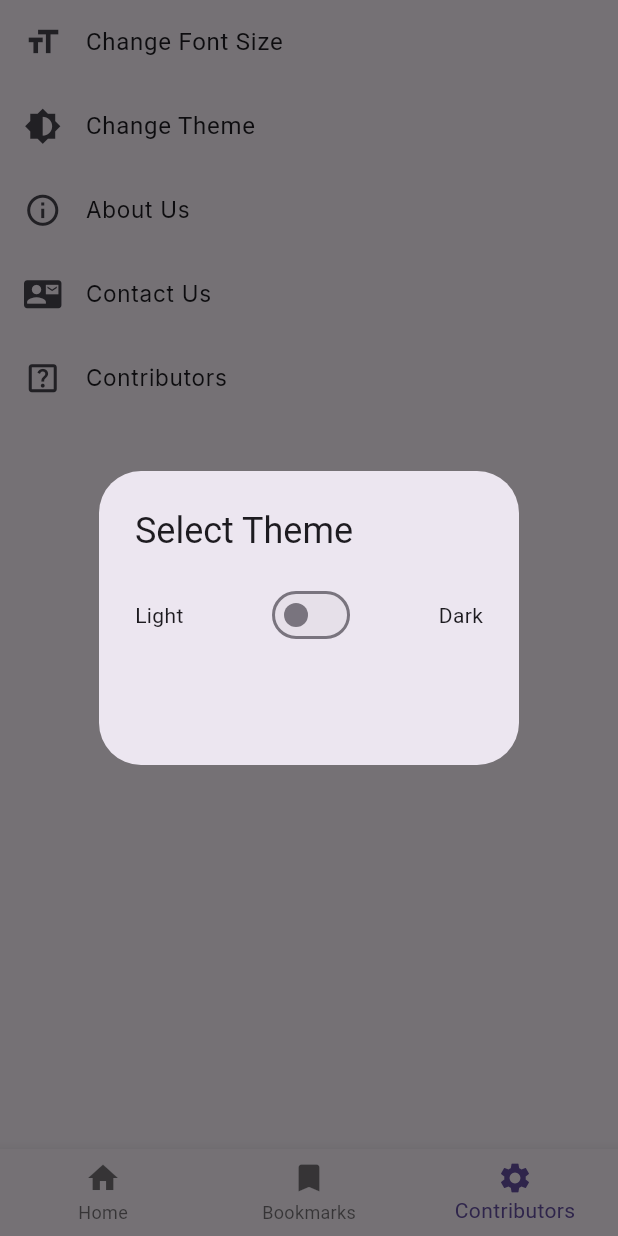
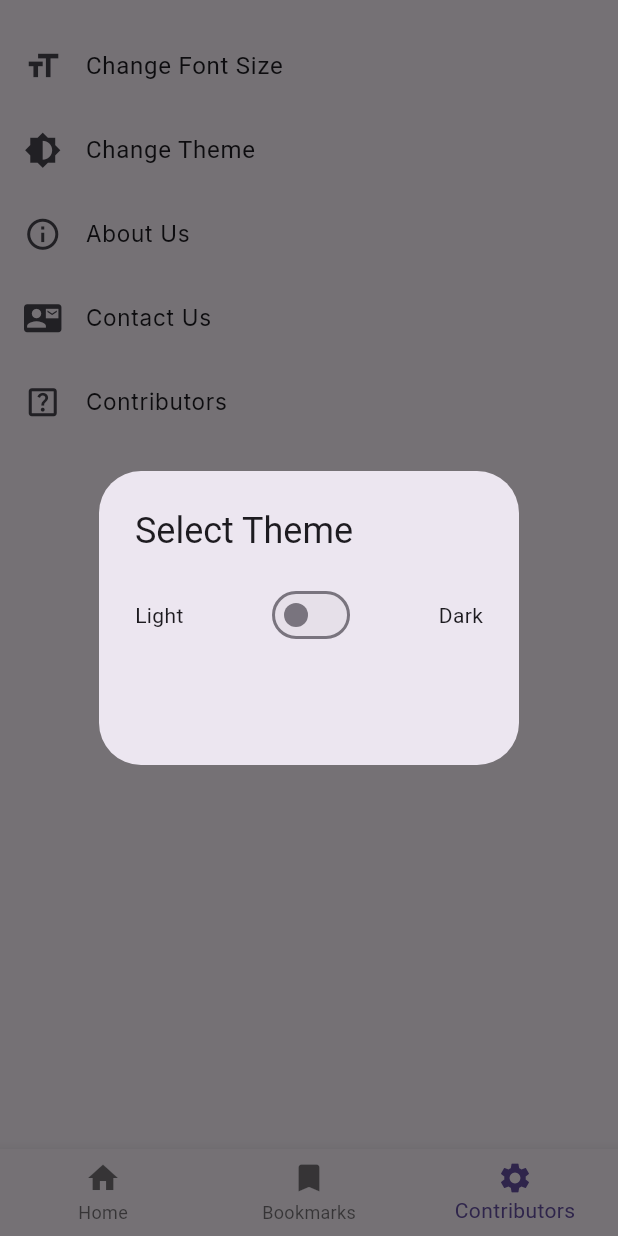
Before and after one commit to tusharhow/dev-dictionary, a Flutter app: the screen it shows after launch, item 3 of the bottom bar chosen, after a tap on "Change Theme", on a phone screen of 412 x 824 dp. Run offline on Flutter 3.47's test engine with Material 3 defaults, Android fonts, the phone set to English and light mode, and no system bars; our stand-ins replace flutter_tts, go_router, google_fonts, shared_preferences, url_strategy; missing offline and left inert: flutter_share.

Commit message:
Responsive issue fix

```diff
--- a/lib/src/views/bookmark/bookmark_screen.dart
+++ b/lib/src/views/bookmark/bookmark_screen.dart
@@ -113,6 +113,7 @@ class BookMarkScreen extends StatelessWidget {
                                             style: const TextStyle(
                                               fontSize: 18,
                                               fontWeight: FontWeight.w700,
+                                              color: Colors.black,
                                             ),
                                           ),
                                           subtitle: Text(
@@ -120,6 +121,7 @@ class BookMarkScreen extends StatelessWidget {
                                             style: const TextStyle(
                                               fontSize: 14,
                                               fontWeight: FontWeight.w400,
+                                              color: Colors.black54,
                                             ),
                                           ),
                                           trailing: IconButton(
--- a/lib/src/views/detail/mobile_detail_screen.dart
+++ b/lib/src/views/detail/mobile_detail_screen.dart
@@ -329,6 +329,7 @@ class MobileDetailsScreen extends StatelessWidget {
                           }
                         });
                   }),
+                  const SizedBox(height: 16),
                 ],
               );
             }),
--- a/lib/src/views/devices/mobile_view.dart
+++ b/lib/src/views/devices/mobile_view.dart
@@ -19,6 +19,7 @@ class MobileView extends StatelessWidget {
           drawer: const DrawerWidget(),
           body: Column(
             children: [
+              const SizedBox(height: 16),
               Row(
                 crossAxisAlignment: CrossAxisAlignment.center,
                 mainAxisAlignment: MainAxisAlignment.center,
--- a/lib/src/views/settings/settings_screen.dart
+++ b/lib/src/views/settings/settings_screen.dart
@@ -19,6 +19,7 @@ class SettingsScreen extends StatelessWidget {
               builder: (context, controller, child) {
             return Column(
               children: [
+                const SizedBox(height: 16),
                 ListTile(
                   onTap: () {
                     showDialog(
```
